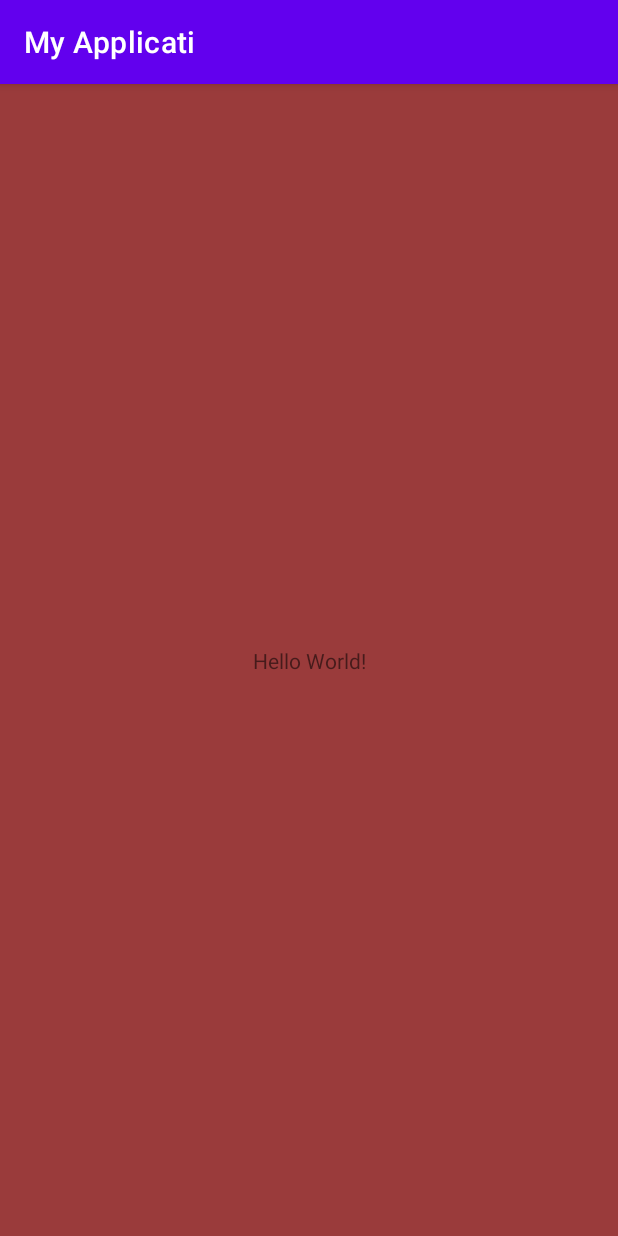
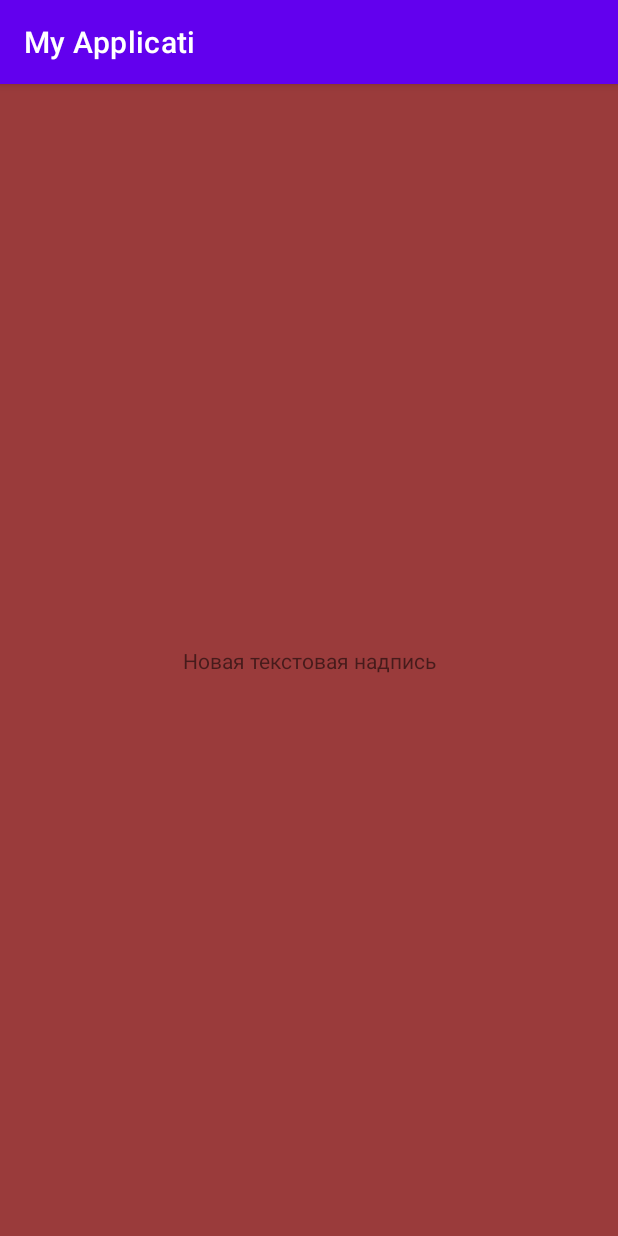
Before and after one commit to Jenkis-75/MyFirstApp, an Android app: the screen it shows after launch (MainActivity), on a phone screen of 412 x 824 dp. Run offline under Robolectric (Android 15) with nearby library versions, the phone set to English and light mode, and no system bars.

Commit message:
вторая ветка. изменение надписи

```diff
--- a/app/src/main/res/layout/activity_main.xml
+++ b/app/src/main/res/layout/activity_main.xml
@@ -10,7 +10,7 @@
     <TextView
         android:layout_width="wrap_content"
         android:layout_height="wrap_content"
-        android:text="Hello World!"
+        android:text="Новая текстовая надпись"
         app:layout_constraintBottom_toBottomOf="parent"
         app:layout_constraintEnd_toEndOf="parent"
         app:layout_constraintStart_toStartOf="parent"
```
